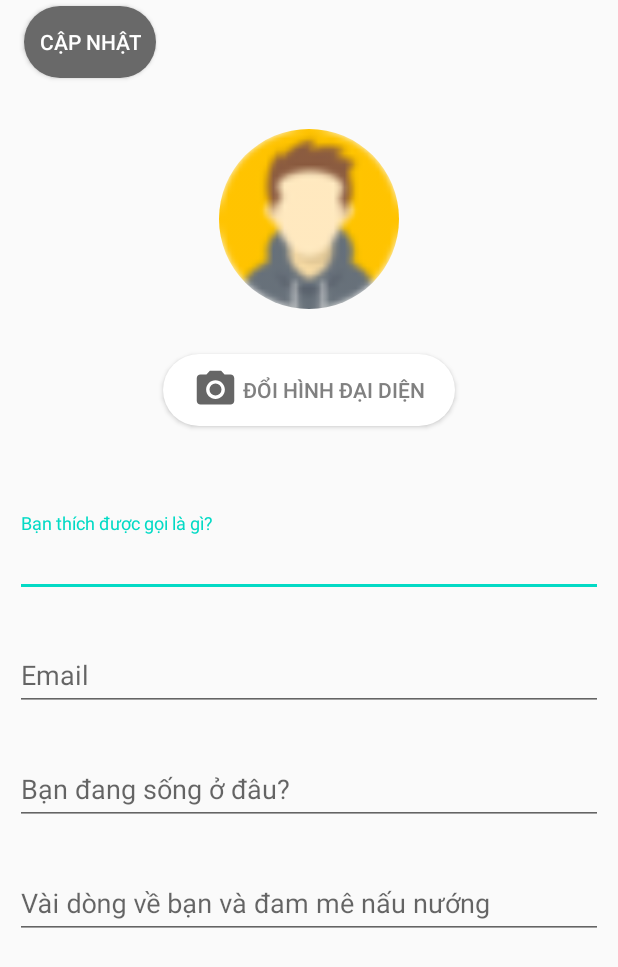
After one commit to Heovang097/Cookpad, an Android app: the UpdateActivity screen opened directly, with no data from a screen before it, on a phone screen of 412 x 824 dp. The commit adds this screen. Shown: the top 967 px of the screen. Run offline under Robolectric (Android 15) with nearby library versions, the phone set to English and light mode, and no system bars; our stand-ins replace CircleImageView.

Commit message:
Update Activity, YourPageFragment

```diff
--- a/app/build.gradle
+++ b/app/build.gradle
@@ -34,5 +34,5 @@ dependencies {
     testImplementation 'junit:junit:4.12'
     androidTestImplementation 'androidx.test.ext:junit:1.1.2'
     androidTestImplementation 'androidx.test.espresso:espresso-core:3.3.0'
-
+    implementation 'de.hdodenhof:circleimageview:2.1.0'
 }
--- a/app/src/main/AndroidManifest.xml
+++ b/app/src/main/AndroidManifest.xml
@@ -9,6 +9,7 @@
         android:roundIcon="@mipmap/ic_launcher_round"
         android:supportsRtl="true"
         android:theme="@style/AppTheme">
+        <activity android:name=".ui.you.UpdateActivity"></activity>
         <activity
             android:name=".MainActivity"
             android:label="@string/app_name"
--- /dev/null
+++ b/app/src/main/java/com/example/cookpad/ui/you/UpdateActivity.java
@@ -0,0 +1,22 @@
+package com.example.cookpad.ui.you;
+
+import androidx.appcompat.app.AppCompatActivity;
+import androidx.appcompat.widget.Toolbar;
+
+import android.os.Bundle;
+import android.view.MenuItem;
+import android.view.Window;
+
+import com.example.cookpad.R;
+
+public class UpdateActivity extends AppCompatActivity {
+
+    @Override
+    protected void onCreate(Bundle savedInstanceState) {
+        super.onCreate(savedInstanceState);
+        setContentView(R.layout.activity_update);
+        getSupportActionBar().hide();
+        //Toolbar toolbar = (Toolbar) (Toolbar) findViewById(R.id.toolbarUpdate);
+        //setSupportActionBar(toolbar);
+    }
+}
--- /dev/null
+++ b/app/src/main/res/drawable/ic_camera.xml
@@ -0,0 +1,6 @@
+<vector android:height="30dp" android:tint="?attr/colorControlNormal"
+    android:viewportHeight="24" android:viewportWidth="24"
+    android:width="30dp" xmlns:android="http://schemas.android.com/apk/res/android">
+    <path android:fillColor="@android:color/white" android:pathData="M12,12m-3.2,0a3.2,3.2 0,1 1,6.4 0a3.2,3.2 0,1 1,-6.4 0"/>
+    <path android:fillColor="@android:color/white" android:pathData="M9,2L7.17,4L4,4c-1.1,0 -2,0.9 -2,2v12c0,1.1 0.9,2 2,2h16c1.1,0 2,-0.9 2,-2L22,6c0,-1.1 -0.9,-2 -2,-2h-3.17L15,2L9,2zM12,17c-2.76,0 -5,-2.24 -5,-5s2.24,-5 5,-5 5,2.24 5,5 -2.24,5 -5,5z"/>
+</vector>
--- /dev/null
+++ b/app/src/main/res/drawable/rounded_button_black.xml
@@ -0,0 +1,9 @@
+<?xml version="1.0" encoding="utf-8"?>
+<shape xmlns:android="http://schemas.android.com/apk/res/android"
+    android:shape="rectangle">
+    <corners android:radius="50dp" />
+    <padding
+        android:left="10dp"
+        android:right="10dp"/>
+    <solid android:color="#696969" />
+</shape>
--- /dev/null
+++ b/app/src/main/res/drawable/rounded_button_white.xml
@@ -0,0 +1,9 @@
+<?xml version="1.0" encoding="utf-8"?>
+<shape xmlns:android="http://schemas.android.com/apk/res/android"
+    android:shape="rectangle">
+    <corners android:radius="50dp" />
+    <padding
+        android:left="20dp"
+        android:right="20dp"/>
+    <solid android:color="#FFFF" />
+</shape>
--- /dev/null
+++ b/app/src/main/res/layout/activity_update.xml
@@ -0,0 +1,109 @@
+<?xml version="1.0" encoding="utf-8"?>
+<androidx.constraintlayout.widget.ConstraintLayout xmlns:android="http://schemas.android.com/apk/res/android"
+    xmlns:app="http://schemas.android.com/apk/res-auto"
+    xmlns:tools="http://schemas.android.com/tools"
+    android:layout_width="match_parent"
+    android:layout_height="match_parent"
+    tools:context=".ui.you.UpdateActivity">
+
+    <androidx.appcompat.widget.Toolbar
+        android:id="@+id/toolbarUpdate"
+        android:layout_width="match_parent"
+        android:layout_height="wrap_content"
+        app:layout_constraintEnd_toEndOf="parent"
+        app:layout_constraintStart_toStartOf="parent"
+        app:layout_constraintTop_toTopOf="parent">
+        <Button
+            android:id="@+id/UpdateButton"
+            android:layout_width="wrap_content"
+            android:layout_height="wrap_content"
+            android:background="@drawable/rounded_button_black"
+            android:textColor="#FFFF"
+            android:text="CẬP NHẬT"/>
+    </androidx.appcompat.widget.Toolbar>
+
+    <de.hdodenhof.circleimageview.CircleImageView
+        android:id="@+id/UpdateImageView"
+        android:layout_width="180dp"
+        android:layout_height="180dp"
+        android:src="@drawable/avatar"
+        android:padding="30dp"
+        app:layout_constraintEnd_toEndOf="parent"
+        app:layout_constraintStart_toStartOf="parent"
+        app:layout_constraintTop_toBottomOf="@+id/toolbarUpdate"/>
+
+    <Button
+        android:id="@+id/UpdateAvatarButton"
+        android:layout_width="wrap_content"
+        android:layout_height="wrap_content"
+        android:background="@drawable/rounded_button_white"
+        android:drawableLeft="@drawable/ic_camera"
+        android:text=" ĐỔI HÌNH ĐẠI DIỆN"
+        android:textColor="#808080"
+        app:layout_constraintBottom_toTopOf="@+id/UpdateName"
+        app:layout_constraintEnd_toEndOf="parent"
+        app:layout_constraintStart_toStartOf="parent"
+        app:layout_constraintTop_toBottomOf="@+id/UpdateImageView" />
+
+    <com.google.android.material.textfield.TextInputLayout
+        android:id="@+id/UpdateName"
+        android:layout_width="match_parent"
+        android:layout_height="wrap_content"
+        android:padding="10dp"
+        android:layout_marginTop="48dp"
+        app:layout_constraintEnd_toEndOf="parent"
+        app:layout_constraintStart_toStartOf="parent"
+        app:layout_constraintTop_toBottomOf="@+id/UpdateAvatarButton">
+        <com.google.android.material.textfield.TextInputEditText
+            android:layout_width="match_parent"
+            android:layout_height="wrap_content"
+            android:hint="Bạn thích được gọi là gì?"
+            android:inputType="textPersonName" />
+    </com.google.android.material.textfield.TextInputLayout>
+
+    <com.google.android.material.textfield.TextInputLayout
+        android:id="@+id/UpdateEmail"
+        android:layout_width="match_parent"
+        android:layout_height="wrap_content"
+        android:padding="10dp"
+        app:layout_constraintEnd_toEndOf="parent"
+        app:layout_constraintStart_toStartOf="parent"
+        app:layout_constraintTop_toBottomOf="@+id/UpdateName">
+        <com.google.android.material.textfield.TextInputEditText
+            android:layout_width="match_parent"
+            android:layout_height="wrap_content"
+            android:hint="Email"
+            android:inputType="textEmailAddress"/>
+    </com.google.android.material.textfield.TextInputLayout>
+
+    <com.google.android.material.textfield.TextInputLayout
+        android:id="@+id/UpdateWhere"
+        android:layout_width="match_parent"
+        android:layout_height="wrap_content"
+        android:padding="10dp"
+        app:layout_constraintEnd_toEndOf="parent"
+        app:layout_constraintStart_toStartOf="parent"
+        app:layout_constraintTop_toBottomOf="@+id/UpdateEmail">
+        <com.google.android.material.textfield.TextInputEditText
+            android:layout_width="match_parent"
+            android:layout_height="wrap_content"
+            android:hint="Bạn đang sống ở đâu?"
+            android:inputType="textPostalAddress"/>
+    </com.google.android.material.textfield.TextInputLayout>
+
+    <com.google.android.material.textfield.TextInputLayout
+        android:id="@+id/UpdateSelfIntro"
+        android:layout_width="match_parent"
+        android:layout_height="wrap_content"
+        android:padding="10dp"
+        app:layout_constraintEnd_toEndOf="parent"
+        app:layout_constraintStart_toStartOf="parent"
+        app:layout_constraintTop_toBottomOf="@+id/UpdateWhere">
+        <com.google.android.material.textfield.TextInputEditText
+            android:layout_width="match_parent"
+            android:layout_height="wrap_content"
+            android:hint="Vài dòng về bạn và đam mê nấu nướng"
+            android:inputType="textShortMessage"/>
+    </com.google.android.material.textfield.TextInputLayout>
+
+</androidx.constraintlayout.widget.ConstraintLayout>
--- a/app/src/main/res/layout/fragment_you.xml
+++ b/app/src/main/res/layout/fragment_you.xml
@@ -3,7 +3,8 @@
     xmlns:tools="http://schemas.android.com/tools"
     android:layout_width="match_parent"
     android:layout_height="match_parent"
-    tools:context="com.example.cookpad.ui.you.YouFragment">
+    tools:context="com.example.cookpad.ui.you.YouFragment"
+    android:id="@+id/YouFragment">
 
     <androidx.appcompat.widget.Toolbar
         android:id="@+id/toolbarYou"
```
Also changed, not shown: app/src/main/java/com/example/cookpad/ui/you/YouFragment.java (+23 -1 lines), app/src/main/java/com/example/cookpad/ui/you/YourFragment.java (added, +66 -0 lines), app/src/main/res/layout/fragment_your.xml (added, +15 -0 lines), app/src/main/res/navigation/mobile_navigation.xml (+12 -1 lines).
